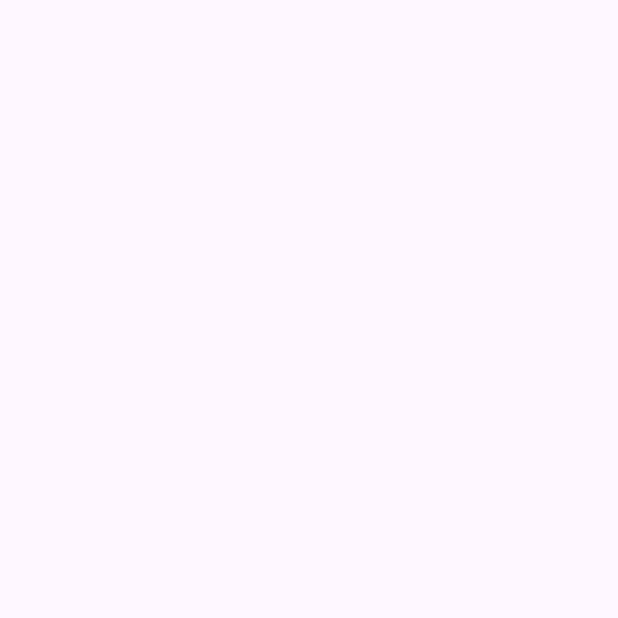
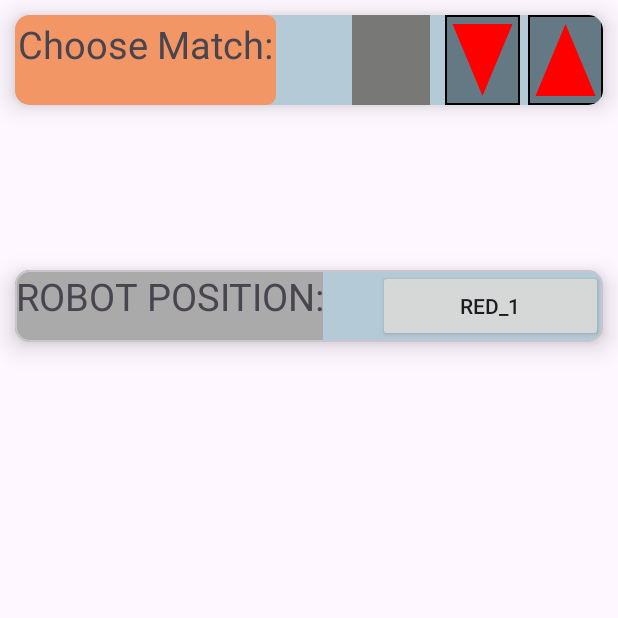
Before and after one commit to diskuv/scoutapps, an Android app: the StartScoutingActivity screen opened directly, with no data from a screen before it, on a phone screen of 412 x 824 dp, the top half of it. Before the commit the part shown is empty. Run offline under Robolectric (Android 15) with nearby library versions, the light colour scheme and no system bars.

Commit message:
add start scouting page

```diff
--- a/app/src/main/java/com/example/squirrelscout_scouter/match_scouting_pages/StartScoutingActivity.java
+++ b/app/src/main/java/com/example/squirrelscout_scouter/match_scouting_pages/StartScoutingActivity.java
@@ -2,6 +2,11 @@ package com.example.squirrelscout_scouter.match_scouting_pages;
 
 import android.app.Activity;
 import android.os.Bundle;
+import android.view.Menu;
+import android.view.MenuItem;
+import android.view.View;
+import android.widget.Button;
+import android.widget.PopupMenu;
 
 import androidx.annotation.Nullable;
 
@@ -9,10 +14,36 @@ import com.example.squirrelscout_scouter.R;
 
 public class StartScoutingActivity extends Activity {
 
+    Button robotPositionButton;
     @Override
     protected void onCreate(@Nullable Bundle savedInstanceState) {
         super.onCreate(savedInstanceState);
         setContentView(R.layout.start_scouting);
 
+        robotPositionButton = findViewById(R.id.START_SCOUTING_ROBOT_POSITION_BUTTON);
+
+        robotPositionButton.setOnClickListener(new View.OnClickListener() {
+            @Override
+            public void onClick(View view) {
+                showPopUp();
+            }
+        });
     }
+
+    private void showPopUp(){
+        PopupMenu popup = new PopupMenu(StartScoutingActivity.this, findViewById(R.id.START_SCOUTING_ROBOT_POSITION_BUTTON));
+        popup.inflate(R.menu.robot_position_selector);
+        popup.show();
+
+        popup.setOnMenuItemClickListener(new PopupMenu.OnMenuItemClickListener() {
+            @Override
+            public boolean onMenuItemClick(MenuItem menuItem) {
+                robotPositionButton.setText(menuItem.getTitle());
+
+                return true;
+            }
+        });
+    }
+
+
 }
--- /dev/null
+++ b/app/src/main/res/drawable/box_pointer_up.xml
@@ -0,0 +1,43 @@
+<?xml version="1.0" encoding="utf-8"?>
+
+
+<!--    <shape xmlns:android="http://schemas.android.com/apk/res/android" android:id="@+id/listview_background_shape">-->
+
+
+<!--    <solid android:color="@color/black"/>-->
+
+<layer-list xmlns:android="http://schemas.android.com/apk/res/android" >
+
+
+    <item >
+        <shape xmlns:android="http://schemas.android.com/apk/res/android" android:shape="rectangle">
+            <solid android:color="#657985"/>
+            <stroke android:width="1dp"/>
+        </shape>
+    </item>
+
+
+    <item >
+
+    <vector xmlns:android="http://schemas.android.com/apk/res/android"
+        android:height="100dp"
+        android:width="100dp"
+        android:viewportHeight="100"
+        android:viewportWidth="100" >
+        <group
+            android:name="triableGroup">
+            <path
+                android:name="triangle"
+                android:fillColor="#FF0000"
+                android:pathData="m 50,10 l 40,80 -80,0 z" />
+        </group>
+    </vector>
+
+    </item>
+
+
+
+
+</layer-list>
+
+<!--</shape>-->
--- /dev/null
+++ b/app/src/main/res/drawable/rectangle.xml
@@ -0,0 +1,12 @@
+<?xml version="1.0" encoding="utf-8"?>
+
+
+    <shape xmlns:android="http://schemas.android.com/apk/res/android" android:id="@+id/listview_background_shape">
+        <stroke android:width="2dp" android:color="#ff207d94" />
+        <padding android:left="2dp"
+            android:top="2dp"
+            android:right="2dp"
+            android:bottom="2dp" />
+        <corners android:radius="5dp" />
+        <solid android:color="#FAFAFA" />
+    </shape>
--- /dev/null
+++ b/app/src/main/res/layout/counter.xml
@@ -0,0 +1,48 @@
+<?xml version="1.0" encoding="utf-8"?>
+<RelativeLayout xmlns:android="http://schemas.android.com/apk/res/android"
+    android:layout_width="match_parent"
+    android:layout_height="match_parent">
+
+
+    <LinearLayout
+        android:layout_width="wrap_content"
+        android:layout_height="match_parent"
+
+
+
+        android:orientation="horizontal">
+
+        <EditText
+            android:layout_width="52dp"
+            android:layout_height="match_parent"
+
+            android:layout_marginRight="10dp"
+
+            android:background="#787877"
+
+            android:minWidth="40dp"
+
+            android:text="  " />
+
+        <ImageView
+            android:layout_width="50dp"
+            android:layout_height="match_parent"
+
+            android:background="@drawable/box_pointer_up"
+
+            android:rotation="180" />
+
+        <ImageView
+            android:layout_width="50dp"
+            android:layout_height="match_parent"
+
+            android:background="@drawable/box_pointer_up"
+
+
+
+            android:layout_marginLeft="5dp"/>
+
+
+    </LinearLayout>
+
+</RelativeLayout>
--- a/app/src/main/res/layout/start_scouting.xml
+++ b/app/src/main/res/layout/start_scouting.xml
@@ -1,6 +1,91 @@
 <?xml version="1.0" encoding="utf-8"?>
-<RelativeLayout xmlns:android="http://schemas.android.com/apk/res/android"
+ <RelativeLayout xmlns:android="http://schemas.android.com/apk/res/android"
     android:layout_width="match_parent"
-    android:layout_height="match_parent">
+    android:layout_height="match_parent"
+    xmlns:app="http://schemas.android.com/apk/res-auto">
+
+
+
+        <androidx.cardview.widget.CardView
+            android:layout_width="match_parent"
+            android:layout_height="60dp"
+            android:id="@+id/START_SCOUTING_MATCH_SELECTOR_CARD"
+
+            android:layout_marginStart="10dp"
+            android:layout_marginTop="10dp"
+            android:layout_marginEnd="10dp"
+            android:layout_marginBottom="10dp"
+
+            app:cardBackgroundColor="#B5CAD7"
+            app:cardCornerRadius="10dp"
+            app:cardElevation="10dp">
+
+
+                <TextView
+                    android:layout_width="wrap_content"
+                    android:layout_height="match_parent"
+                    android:background="@drawable/rectangle"
+                    android:backgroundTint="#F39665"
+                    android:text="Choose Match:"
+                    android:textSize="25dp"
+                    android:textAlignment="center"
+
+                    android:layout_marginRight="10dp"/>
+
+                <include
+                    layout="@layout/counter"
+                    android:layout_width="wrap_content"
+                    android:layout_height="match_parent"
+                    android:layout_gravity="right" />
+
+
+        </androidx.cardview.widget.CardView>
+
+
+    <com.google.android.material.card.MaterialCardView
+        android:layout_width="match_parent"
+        android:layout_height="wrap_content"
+
+        android:layout_below="@+id/START_SCOUTING_MATCH_SELECTOR_CARD"
+
+        android:layout_centerHorizontal="true"
+        android:layout_marginStart="10dp"
+        android:layout_marginTop="100dp"
+        android:layout_marginEnd="10dp"
+        android:layout_marginBottom="10dp"
+        app:cardBackgroundColor="#B5CAD7"
+        app:cardCornerRadius="10dp"
+        app:cardElevation="10dp">
+
+        <TextView
+            android:layout_width="wrap_content"
+            android:layout_height="match_parent"
+            android:background="@android:color/darker_gray"
+
+            android:text="ROBOT POSITION:"
+            android:textSize="25dp"
+            android:textAlignment="center"
+
+            android:layout_marginRight="10dp"/>
+
+        <Button
+            android:id="@+id/START_SCOUTING_ROBOT_POSITION_BUTTON"
+            android:layout_width="wrap_content"
+            android:minWidth="150dp"
+            android:layout_height="match_parent"
+            android:layout_gravity="right"
+            android:text="RED_1"
+
+
+            />
+
+
+    </com.google.android.material.card.MaterialCardView>
+
+
+
+
+
+
 
 </RelativeLayout>
--- /dev/null
+++ b/app/src/main/res/menu/robot_position_selector.xml
@@ -0,0 +1,20 @@
+<?xml version="1.0" encoding="utf-8"?>
+<menu xmlns:android="http://schemas.android.com/apk/res/android">
+
+    <item android:id="@+id/START_SCOUTING_RED_1"
+        android:title="RED_1"/>
+    <item android:id="@+id/START_SCOUTING_RED_2"
+        android:title="RED_2"/>
+    <item android:id="@+id/START_SCOUTING_RED_3"
+        android:title="RED_3"/>
+
+    <item android:id="@+id/START_SCOUTING_BLUE_1"
+        android:title="BLUE_1"/>
+    <item android:id="@+id/START_SCOUTING_BLUE_2"
+        android:title="BLUE_2"/>
+    <item android:id="@+id/START_SCOUTING_BLUE_3"
+        android:title="BLUE_3"/>
+
+
+
+</menu>
```
